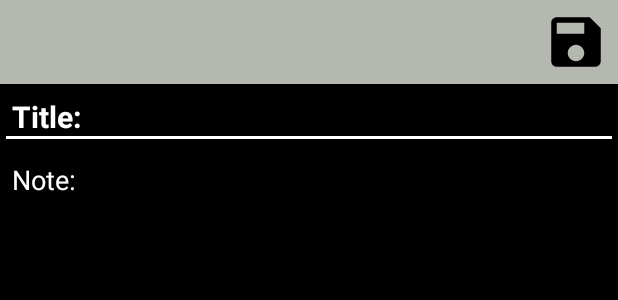
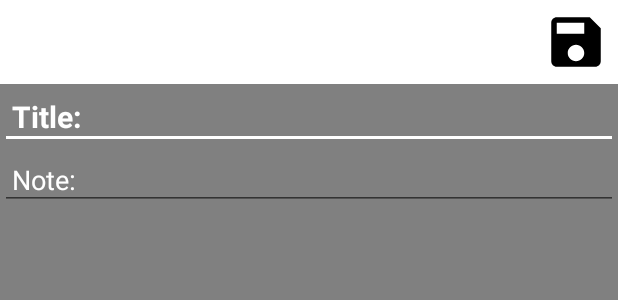
Before and after one commit to EEEEgggoor/NOTE_PROJECT, an Android app: the layout activity_notes_taker.xml on its own in the app's theme, with its tools: preview values and no code run, on a phone screen of 412 x 824 dp. Shown: the top 300 px of the screen. Run offline under Robolectric (Android 15) with nearby library versions, the phone set to English and light mode, and no system bars.

Commit message:
final_sborka

```diff
--- a/app/src/main/res/layout/activity_notes_taker.xml
+++ b/app/src/main/res/layout/activity_notes_taker.xml
@@ -6,7 +6,7 @@
     xmlns:tools="http://schemas.android.com/tools"
     android:layout_width="match_parent"
     android:layout_height="match_parent"
-    android:background="@color/black"
+    android:background="@color/color5"
     android:orientation="vertical"
     tools:context=".NotesTakerActivity">
 
@@ -14,7 +14,7 @@
         android:id="@+id/toolbar_notes"
         android:layout_width="match_parent"
         android:layout_height="?attr/actionBarSize"
-        android:background="@color/color6"
+        android:background="#FFFFFF"
         app:title="@string/app_name">
 
         <RelativeLayout
@@ -42,7 +42,7 @@
         android:hint="Title:"
         android:padding="8dp"
         android:singleLine="true"
-        android:textColor="@color/white"
+        android:textColor="@color/black"
         android:textColorHint="@color/white"
         android:textSize="20sp"
         android:textStyle="bold" />
@@ -55,7 +55,7 @@
 
         android:hint="Note:"
         android:padding="8dp"
-        android:textColor="@color/white"
+        android:textColor="@color/black"
         android:textColorHint="@color/white"
         android:textSize="18sp"
         android:textStyle="normal" />
--- a/app/src/main/res/values/themes.xml
+++ b/app/src/main/res/values/themes.xml
@@ -3,7 +3,7 @@
     <style name="Base.Theme.NOTE_PROJECT" parent="Theme.MaterialComponents.DayNight.NoActionBar">
         <item name="colorPrimary">@color/color1</item>
         <item name="colorPrimaryVariant">@color/color1</item>
-        <item name="colorOnPrimary">@color/white</item>
+        <item name="colorOnPrimary">@color/white</item>ы
         <item name="colorSecondary">@color/color5</item>
         <item name="colorSecondaryVariant">@color/color5</item>
         <item name="colorOnSecondary">@color/black</item>
```
Also changed, not shown: app/src/main/res/menu/popup_menu.xml (+6 -4 lines).
